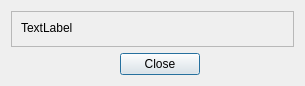
First picture: the form in src/UI/dialoginfo.ui, repository LeoKlaus/HeadsetControl-GUI, before the edit.
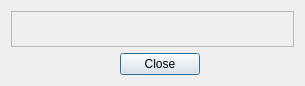
Second picture: the form after the edit. Icons and pictures are not drawn.

What changed in the file:
```diff
--- a/src/UI/dialoginfo.ui
+++ b/src/UI/dialoginfo.ui
@@ -42,7 +42,7 @@
          </sizepolicy>
         </property>
         <property name="text">
-         <string>TextLabel</string>
+         <string/>
         </property>
         <property name="alignment">
          <set>Qt::AlignLeading|Qt::AlignLeft|Qt::AlignTop</set>
```
